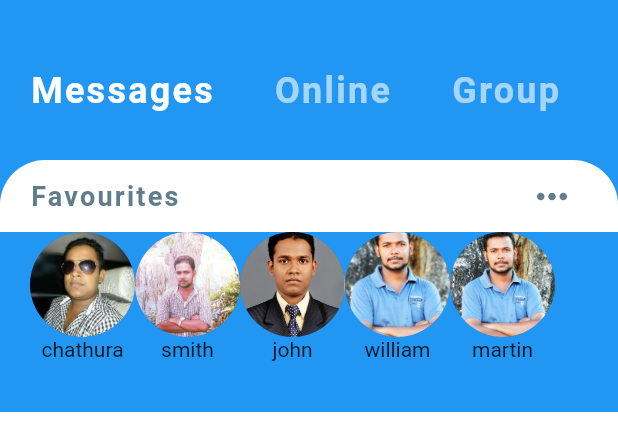
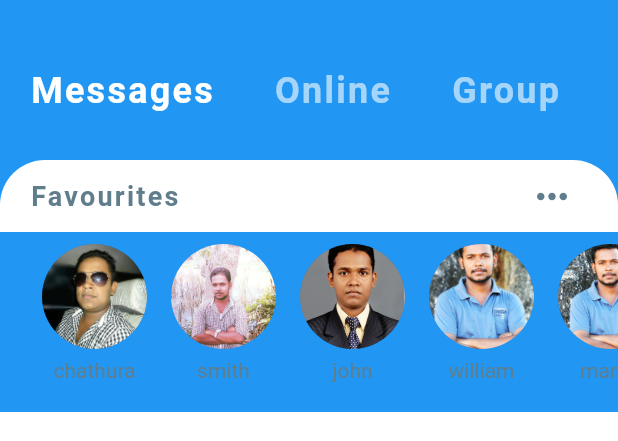
Before and after one commit to ChathuraHansika/messanger, a Flutter app: the screen it shows after launch, on a phone screen of 412 x 824 dp, the part 59-500 px from its top. Run offline on Flutter 3.47's test engine with Material 2 defaults, Android fonts, the phone set to English and light mode, and no system bars.

Commit message:
Add favourite Contacts

```diff
--- a/lib/model/massage_model.dart
+++ b/lib/model/massage_model.dart
@@ -22,7 +22,7 @@ final User john = User(id: 2, name: 'john', imageUrl: 'images/3.jpg');
 final User william = User(id: 3, name: 'william', imageUrl: 'images/4.jpg');
 final User martin = User(id: 4, name: 'martin', imageUrl: 'images/5.jpg');
 
-List<User> favourites=[currentUser,smith,john,william,martin];
+List<User> favourites=[currentUser,smith,john,william,martin,smith,currentUser];
 
 List<Message> chats=[
   Message(text: "Hello",isLiked: true,sender: smith,time: "10.22",unread: true),
@@ -30,4 +30,5 @@ List<Message> chats=[
   Message(text: "i'm fine",isLiked: true,sender: william,time: "10.52",unread: true),
   Message(text: "whats up bro",isLiked: true,sender: martin,time: "15.22",unread: false),
 
+
 ];
--- a/lib/widgets/favourite_contacts.dart
+++ b/lib/widgets/favourite_contacts.dart
@@ -34,15 +34,23 @@ class FavouriteContacts extends StatelessWidget {
               padding: EdgeInsets.only(left: 20.0),
               scrollDirection: Axis.horizontal,
               itemCount: favourites.length,
-              itemBuilder: (BuildContext contect, int index) {
-                return Column(
+              itemBuilder: (BuildContext context, int index) {
+                return Padding(
+                  padding:  EdgeInsets.all(8.0),
+                  child: Column(
                     children: <Widget>[
                       CircleAvatar(
                         radius: 35.0,
                         backgroundImage: AssetImage(favourites[index].imageUrl),
                       ),
-                    Text(favourites[index].name),
+                        SizedBox(
+                          height: 6.0,
+                        ),
+                      Text(favourites[index].name,style: TextStyle(
+                        color: Colors.blueGrey
+                      ),),
                     ],
+                  ),
                 );
               }),
         )
```
Lines whose indentation alone changed are shown as unchanged.
